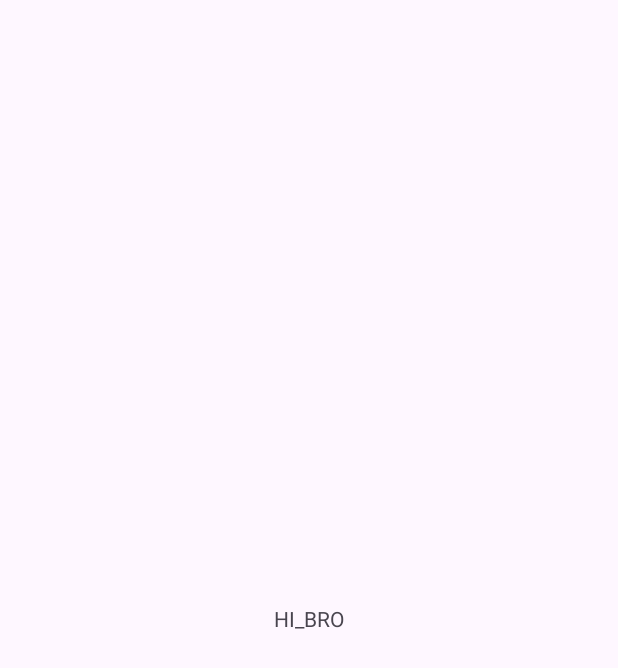
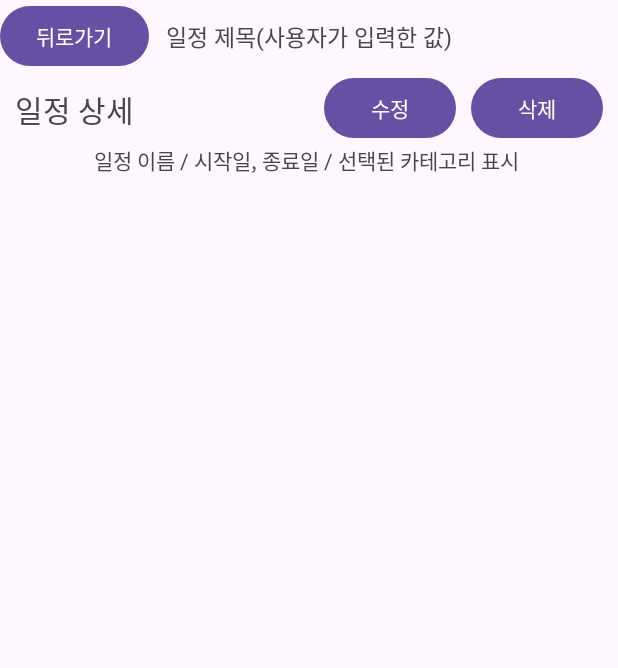
Before and after one commit to halfcodz/CTRL_PROJECT, an Android app: the screen it shows after launch (MainActivity), on a phone screen of 412 x 824 dp. Before the commit the part shown is almost empty. Shown: the top 668 px of the screen. Run offline under Robolectric (Android 15) with nearby library versions, the phone set to English and light mode, and no system bars.

Commit message:
second-commit

```diff
--- a/app/src/main/java/com/halfcodz/ctrl_project/MainActivity.java
+++ b/app/src/main/java/com/halfcodz/ctrl_project/MainActivity.java
@@ -10,5 +10,7 @@ public class MainActivity extends AppCompatActivity {
     protected void onCreate(Bundle savedInstanceState) {
         super.onCreate(savedInstanceState);
         setContentView(R.layout.activity_main);
+
+
     }
 }
--- a/app/src/main/res/layout/activity_main.xml
+++ b/app/src/main/res/layout/activity_main.xml
@@ -4,15 +4,90 @@
     xmlns:tools="http://schemas.android.com/tools"
     android:layout_width="match_parent"
     android:layout_height="match_parent"
-    tools:context=".MainActivity">
+    tools:context=".MainActivity"
+    android:orientation="vertical">
 
-    <TextView
-        android:layout_width="wrap_content"
+    <androidx.constraintlayout.widget.ConstraintLayout
+        android:layout_width="match_parent"
+        android:layout_height="0dp"
+        app:layout_constraintTop_toTopOf="parent"
+        app:layout_constraintStart_toStartOf="parent"
+        app:layout_constraintEnd_toEndOf="parent"
+        android:orientation="horizontal"
+        android:id="@+id/constraint01">
+
+        <Button
+            android:id="@+id/backbutton"
+            android:layout_width="wrap_content"
+            android:layout_height="wrap_content"
+            app:layout_constraintTop_toTopOf="@id/constraint01"
+            app:layout_constraintStart_toStartOf="@id/constraint01"
+            android:text="뒤로가기"/>
+
+        <TextView
+            android:layout_width="wrap_content"
+            android:layout_height="wrap_content"
+            android:text="일정 제목(사용자가 입력한 값)"
+            android:textSize="15dp"
+            app:layout_constraintBottom_toBottomOf="@id/constraint01"
+            app:layout_constraintEnd_toEndOf="@id/constraint01"
+            app:layout_constraintStart_toStartOf="@+id/backbutton"
+            app:layout_constraintTop_toTopOf="@id/constraint01" />
+    </androidx.constraintlayout.widget.ConstraintLayout>
+
+    <androidx.constraintlayout.widget.ConstraintLayout
+        android:layout_width="match_parent"
         android:layout_height="wrap_content"
-        android:text="HI_BRO"
-        app:layout_constraintBottom_toBottomOf="parent"
-        app:layout_constraintEnd_toEndOf="parent"
-        app:layout_constraintStart_toStartOf="parent"
-        app:layout_constraintTop_toTopOf="parent" />
+        android:id="@+id/constraint02"
+        app:layout_constraintTop_toBottomOf="@+id/constraint01">
+
+        <TextView
+            android:id="@+id/textView"
+            android:layout_width="wrap_content"
+            android:layout_height="wrap_content"
+            android:text="일정 상세"
+            android:layout_marginStart="10dp"
+            android:layout_marginTop="10dp"
+            android:textSize="20dp"
+            app:layout_constraintStart_toStartOf="parent"
+            app:layout_constraintTop_toTopOf="parent"/>
+
+        <Button
+            android:id="@+id/fixBtn"
+            android:layout_width="wrap_content"
+            android:layout_height="wrap_content"
+            android:text="수정"
+            android:layout_marginEnd="10dp"
+            app:layout_constraintEnd_toStartOf="@+id/deleteBtn"
+            app:layout_constraintTop_toTopOf="parent"/>
+
+        <Button
+            android:id="@+id/deleteBtn"
+            android:layout_width="wrap_content"
+            android:layout_height="wrap_content"
+            android:text="삭제"
+            android:layout_marginEnd="10dp"
+            app:layout_constraintEnd_toEndOf="parent"
+            app:layout_constraintTop_toTopOf="parent"/>
+
+    </androidx.constraintlayout.widget.ConstraintLayout>
+
+    <LinearLayout
+        android:layout_width="match_parent"
+        android:layout_height="0dp"
+        app:layout_constraintTop_toBottomOf="@id/constraint02"
+        android:orientation="vertical"
+        android:gravity="center">
+
+        <TextView
+            android:layout_width="wrap_content"
+            android:layout_height="wrap_content"
+            android:text="일정 이름 / 시작일, 종료일 / 선택된 카테고리 표시 "
+            android:layout_gravity="center"/>
+
+
+    </LinearLayout>
+
+
 
 </androidx.constraintlayout.widget.ConstraintLayout>
```
